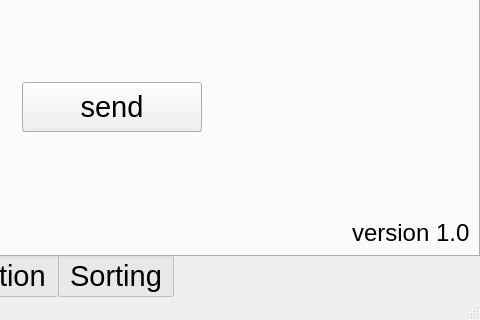
Old version of the form Fernhills_Team/Arun_arya/calyxtract_chocolate_v1.0/calyxtract.ui in the repository fernhillsteam/Projects; both pictures show x 800 to 1280 and y 480 to 800 of the 1280 by 800 pixel window.
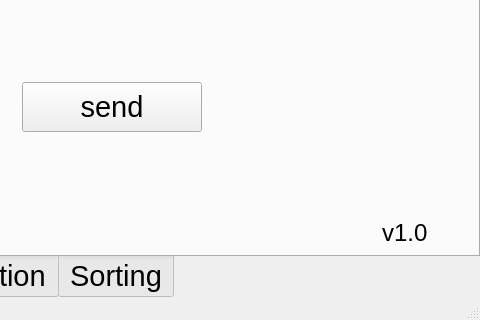
New version of the form. Icons and pictures are not drawn.

The edit to the form file:
```diff
--- a/Fernhills_Team/Arun_arya/calyxtract_chocolate_v1.0/calyxtract.ui
+++ b/Fernhills_Team/Arun_arya/calyxtract_chocolate_v1.0/calyxtract.ui
@@ -116,9 +116,9 @@
      <widget class="QLabel" name="version">
       <property name="geometry">
        <rect>
-        <x>1150</x>
+        <x>1180</x>
         <y>690</y>
-        <width>121</width>
+        <width>51</width>
         <height>41</height>
        </rect>
       </property>
@@ -128,7 +128,7 @@
        </font>
       </property>
       <property name="text">
-       <string>version 1.0</string>
+       <string>v1.0</string>
       </property>
      </widget>
      <widget class="QPushButton" name="connect">
```
Left out of the diff: 87 changed lines with no effect on the pictures.
